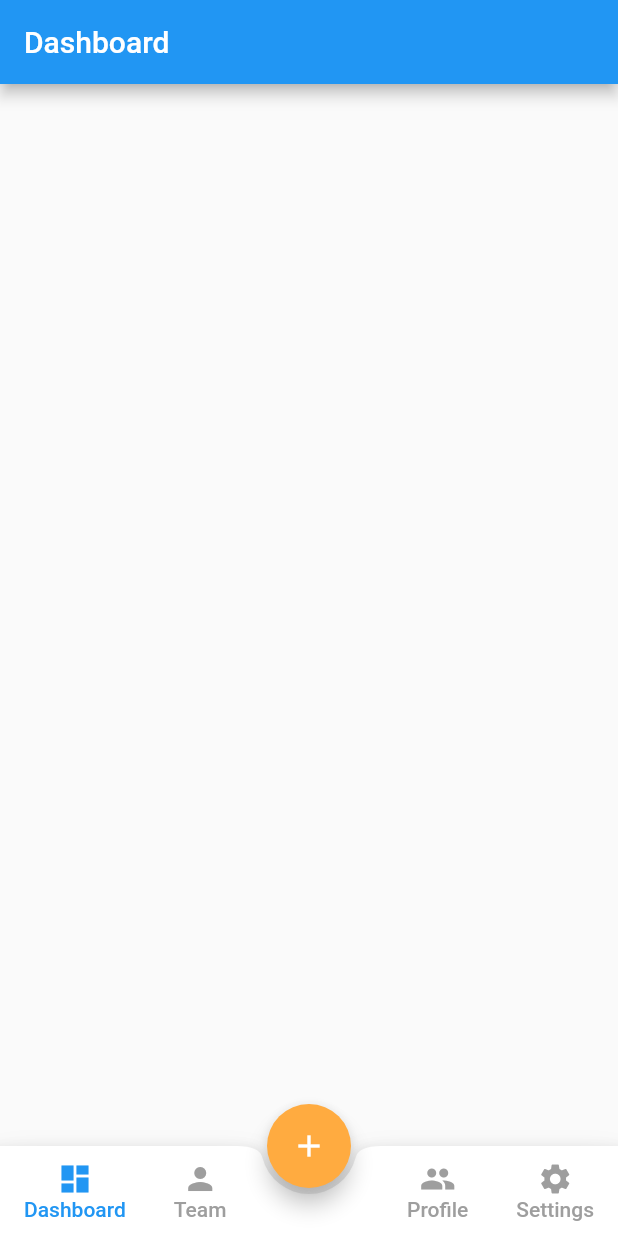
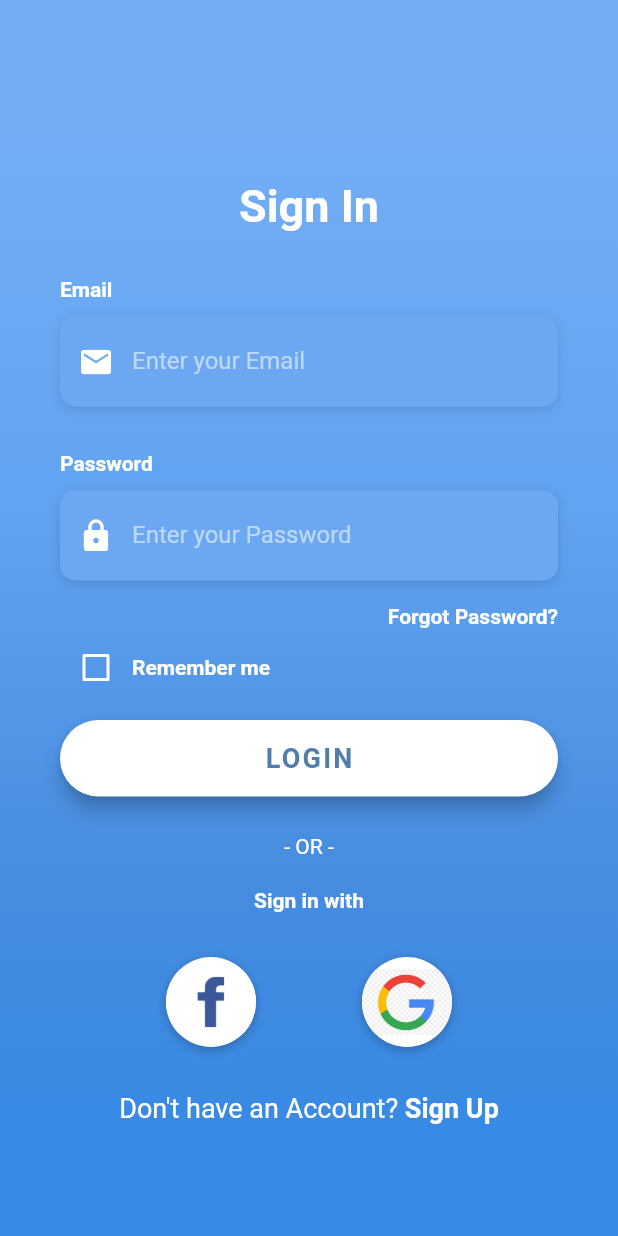
Before and after one commit to rocklyve/FUTracker, a Flutter app: the screen it shows after launch, on a phone screen of 412 x 824 dp. Run offline on Flutter 3.47's test engine with Material 2 defaults, Android fonts, the phone set to English and light mode, and no system bars; our stand-ins replace flutter_bloc, graphql_flutter; Roboto replaces fonts that are missing (OpenSans).

Commit message:
Make clean state

```diff
--- a/futracker/lib/main.dart
+++ b/futracker/lib/main.dart
@@ -1,11 +1,11 @@
-import 'package:FUTracker/ui/home.dart';
 import 'package:flutter/cupertino.dart';
 import 'package:flutter/material.dart';
-//
+import 'package:FUTracker/ui/login/login_screen.dart';
+
 void main() {
   runApp(MyApp());
 }
-//
+
 class MyApp extends StatelessWidget {
   @override
   Widget build(BuildContext context) {
@@ -15,7 +15,7 @@ class MyApp extends StatelessWidget {
         primarySwatch: Colors.blue,
         visualDensity: VisualDensity.adaptivePlatformDensity,
       ),
-          home: Home(),
+      home: LoginScreen(),
     );
   }
 }
--- a/futracker/lib/ui/dashboard.dart
+++ /dev/null
@@ -1,17 +0,0 @@
-import 'package:flutter/material.dart';
-
-class Dashboard extends StatefulWidget {
-  @override
-  _DashboardState createState() => _DashboardState();
-}
-
-class _DashboardState extends State<Dashboard> {
-  @override
-  Widget build(BuildContext context) {
-    return Scaffold(
-      appBar: AppBar(
-        title: Text('Dashboard'),
-      ),
-    );
-  }
-}
--- /dev/null
+++ b/futracker/lib/ui/dashboard/dashboard.dart
@@ -0,0 +1,32 @@
+import 'package:flutter/material.dart';
+import 'package:FUTracker/utilities/constants.dart';
+
+class Dashboard extends StatefulWidget {
+  @override
+  _DashboardState createState() => _DashboardState();
+}
+
+class _DashboardState extends State<Dashboard> {
+  @override
+  Widget build(BuildContext context) {
+    return Scaffold(
+      body: CustomScrollView(
+        slivers: <Widget>[
+          SliverAppBar(
+            title: Text("Dashboard"),
+            automaticallyImplyLeading: false,
+            expandedHeight: 200,
+            actions: <Widget>[Icon(Icons.notifications)],
+            bottom: PreferredSize(
+              preferredSize: Size.fromHeight(150),
+              child: Container(),
+            ),
+            shape: RoundedRectangleBorder(
+                borderRadius:
+                    BorderRadius.vertical(bottom: Radius.circular(50))),
+          )
+        ],
+      ),
+    );
+  }
+}
--- a/futracker/lib/ui/home.dart
+++ b/futracker/lib/ui/home.dart
@@ -1,6 +1,6 @@
 import 'package:flutter/cupertino.dart';
 import 'package:flutter/material.dart';
-import 'package:FUTracker/ui/dashboard.dart';
+import 'package:FUTracker/ui/dashboard/dashboard.dart';
 import 'package:FUTracker/ui/profile.dart';
 import 'package:FUTracker/ui/settings.dart';
 import 'package:FUTracker/ui/team.dart';
@@ -47,7 +47,6 @@ class _HomeState extends State<Home> {
           ],
         ));
   }
-
   MaterialButton _buildTeamTabButton() {
     return MaterialButton(
         minWidth: 40,
@@ -61,7 +60,7 @@ class _HomeState extends State<Home> {
           mainAxisAlignment: MainAxisAlignment.center,
           children: <Widget>[
             Icon(
-              Icons.person,
+              Icons.people,
               color: currentTab == 1 ? Colors.blue : Colors.grey,
             ),
             Text('Team',
@@ -84,7 +83,7 @@ class _HomeState extends State<Home> {
           mainAxisAlignment: MainAxisAlignment.center,
           children: <Widget>[
             Icon(
-              Icons.people,
+              Icons.person,
               color: currentTab == 2 ? Colors.blue : Colors.grey,
             ),
             Text('Profile',
@@ -117,6 +116,7 @@ class _HomeState extends State<Home> {
           ],
         ));
   }
+
   @override
   Widget build(BuildContext context) {
     return Scaffold(
--- /dev/null
+++ b/futracker/lib/ui/login/login_screen.dart
@@ -0,0 +1,316 @@
+import 'package:FUTracker/ui/home.dart';
+import 'package:flutter/material.dart';
+import 'package:flutter/services.dart';
+import 'package:FUTracker/utilities/constants.dart';
+
+class LoginScreen extends StatefulWidget {
+  @override
+  _LoginScreenState createState() => _LoginScreenState();
+}
+
+class _LoginScreenState extends State<LoginScreen> {
+  bool _rememberMe = false;
+
+  Widget _buildEmailTF() {
+    return Column(
+      crossAxisAlignment: CrossAxisAlignment.start,
+      children: <Widget>[
+        Text(
+          'Email',
+          style: kLabelStyle,
+        ),
+        SizedBox(height: 10.0),
+        Container(
+          alignment: Alignment.centerLeft,
+          decoration: kBoxDecorationStyle,
+          height: 60.0,
+          child: TextField(
+            keyboardType: TextInputType.emailAddress,
+            style: TextStyle(
+              color: Colors.white,
+              fontFamily: 'OpenSans',
+            ),
+            decoration: InputDecoration(
+              border: InputBorder.none,
+              contentPadding: EdgeInsets.only(top: 14.0),
+              prefixIcon: Icon(
+                Icons.email,
+                color: Colors.white,
+              ),
+              hintText: 'Enter your Email',
+              hintStyle: kHintTextStyle,
+            ),
+          ),
+        ),
+      ],
+    );
+  }
+
+  Widget _buildPasswordTF() {
+    return Column(
+      crossAxisAlignment: CrossAxisAlignment.start,
+      children: <Widget>[
+        Text(
+          'Password',
+          style: kLabelStyle,
+        ),
+        SizedBox(height: 10.0),
+        Container(
+          alignment: Alignment.centerLeft,
+          decoration: kBoxDecorationStyle,
+          height: 60.0,
+          child: TextField(
+            obscureText: true,
+            style: TextStyle(
+              color: Colors.white,
+              fontFamily: 'OpenSans',
+            ),
+            decoration: InputDecoration(
+              border: InputBorder.none,
+              contentPadding: EdgeInsets.only(top: 14.0),
+              prefixIcon: Icon(
+                Icons.lock,
+                color: Colors.white,
+              ),
+              hintText: 'Enter your Password',
+              hintStyle: kHintTextStyle,
+            ),
+          ),
+        ),
+      ],
+    );
+  }
+
+  Widget _buildForgotPasswordBtn() {
+    return Container(
+      alignment: Alignment.centerRight,
+      child: FlatButton(
+        onPressed: () => print('Forgot Password Button Pressed'),
+        padding: EdgeInsets.only(right: 0.0),
+        child: Text(
+          'Forgot Password?',
+          style: kLabelStyle,
+        ),
+      ),
+    );
+  }
+
+  Widget _buildRememberMeCheckbox() {
+    return Container(
+      height: 20.0,
+      child: Row(
+        children: <Widget>[
+          Theme(
+            data: ThemeData(unselectedWidgetColor: Colors.white),
+            child: Checkbox(
+              value: _rememberMe,
+              checkColor: Colors.green,
+              activeColor: Colors.white,
+              onChanged: (value) {
+                setState(() {
+                  _rememberMe = value;
+                });
+              },
+            ),
+          ),
+          Text(
+            'Remember me',
+            style: kLabelStyle,
+          ),
+        ],
+      ),
+    );
+  }
+
+  Widget _buildLoginBtn() {
+    return Container(
+      padding: EdgeInsets.symmetric(vertical: 25.0),
+      width: double.infinity,
+      child: RaisedButton(
+        elevation: 5.0,
+        onPressed: () {
+          print("login button pressed");
+          Navigator.push(context, MaterialPageRoute(builder: (context) => Home()));
+        },
+        padding: EdgeInsets.all(15.0),
+        shape: RoundedRectangleBorder(
+          borderRadius: BorderRadius.circular(30.0),
+        ),
+        color: Colors.white,
+        child: Text(
+          'LOGIN',
+          style: TextStyle(
+            color: Color(0xFF527DAA),
+            letterSpacing: 1.5,
+            fontSize: 18.0,
+            fontWeight: FontWeight.bold,
+            fontFamily: 'OpenSans',
+          ),
+        ),
+      ),
+    );
+  }
+
+  Widget _buildSignInWithText() {
+    return Column(
+      children: <Widget>[
+        Text(
+          '- OR -',
+          style: TextStyle(
+            color: Colors.white,
+            fontWeight: FontWeight.w400,
+          ),
+        ),
+        SizedBox(height: 20.0),
+        Text(
+          'Sign in with',
+          style: kLabelStyle,
+        ),
+      ],
+    );
+  }
+
+  Widget _buildSocialBtn(Function onTap, AssetImage logo) {
+    return GestureDetector(
+      onTap: onTap,
+      child: Container(
+        height: 60.0,
+        width: 60.0,
+        decoration: BoxDecoration(
+          shape: BoxShape.circle,
+          color: Colors.white,
+          boxShadow: [
+            BoxShadow(
+              color: Colors.black26,
+              offset: Offset(0, 2),
+              blurRadius: 6.0,
+            ),
+          ],
+          image: DecorationImage(
+            image: logo,
+          ),
+        ),
+      ),
+    );
+  }
+
+  Widget _buildSocialBtnRow() {
+    return Padding(
+      padding: EdgeInsets.symmetric(vertical: 30.0),
+      child: Row(
+        mainAxisAlignment: MainAxisAlignment.spaceEvenly,
+        children: <Widget>[
+          _buildSocialBtn(
+            () => print('Login with Facebook'),
+            AssetImage(
+              'assets/logos/facebook.jpg',
+            ),
+          ),
+          _buildSocialBtn(
+            () => print('Login with Google'),
+            AssetImage(
+              'assets/logos/google.jpg',
+            ),
+          ),
+        ],
+      ),
+    );
+  }
+
+  Widget _buildSignupBtn() {
+    return GestureDetector(
+      onTap: () => print('Sign Up Button Pressed'),
+      child: RichText(
+        text: TextSpan(
+          children: [
+            TextSpan(
+              text: 'Don\'t have an Account? ',
+              style: TextStyle(
+                color: Colors.white,
+                fontSize: 18.0,
+                fontWeight: FontWeight.w400,
+              ),
+            ),
+            TextSpan(
+              text: 'Sign Up',
+              style: TextStyle(
+                color: Colors.white,
+                fontSize: 18.0,
+                fontWeight: FontWeight.bold,
+              ),
+            ),
+          ],
+        ),
+      ),
+    );
+  }
+
+  @override
+  Widget build(BuildContext context) {
+    return Scaffold(
+      body: AnnotatedRegion<SystemUiOverlayStyle>(
+        value: SystemUiOverlayStyle.light,
+        child: GestureDetector(
+          onTap: () => FocusScope.of(context).unfocus(),
+          child: Stack(
+            children: <Widget>[
+              Container(
+                height: double.infinity,
+                width: double.infinity,
+                decoration: BoxDecoration(
+                  gradient: LinearGradient(
+                    begin: Alignment.topCenter,
+                    end: Alignment.bottomCenter,
+                    colors: [
+                      Color(0xFF73AEF5),
+                      Color(0xFF61A4F1),
+                      Color(0xFF478DE0),
+                      Color(0xFF398AE5),
+                    ],
+                    stops: [0.1, 0.4, 0.7, 0.9],
+                  ),
+                ),
+              ),
+              Container(
+                height: double.infinity,
+                child: SingleChildScrollView(
+                  physics: AlwaysScrollableScrollPhysics(),
+                  padding: EdgeInsets.symmetric(
+                    horizontal: 40.0,
+                    vertical: 120.0,
+                  ),
+                  child: Column(
+                    mainAxisAlignment: MainAxisAlignment.center,
+                    children: <Widget>[
+                      Text(
+                        'Sign In',
+                        style: TextStyle(
+                          color: Colors.white,
+                          fontFamily: 'OpenSans',
+                          fontSize: 30.0,
+                          fontWeight: FontWeight.bold,
+                        ),
+                      ),
+                      SizedBox(height: 30.0),
+                      _buildEmailTF(),
+                      SizedBox(
+                        height: 30.0,
+                      ),
+                      _buildPasswordTF(),
+                      _buildForgotPasswordBtn(),
+                      _buildRememberMeCheckbox(),
+                      _buildLoginBtn(),
+                      _buildSignInWithText(),
+                      _buildSocialBtnRow(),
+                      _buildSignupBtn(),
+                    ],
+                  ),
+                ),
+              )
+            ],
+          ),
+        ),
+      ),
+    );
+  }
+}
--- a/futracker/lib/ui/profile.dart
+++ b/futracker/lib/ui/profile.dart
@@ -11,6 +11,7 @@ class _ProfileState extends State<Profile> {
     return Scaffold(
       appBar: AppBar(
         title: Text('Profile'),
+        automaticallyImplyLeading: false,
       ),
     );
   }
--- a/futracker/lib/ui/settings.dart
+++ b/futracker/lib/ui/settings.dart
@@ -11,6 +11,7 @@ class _SettingsState extends State<Settings> {
     return Scaffold(
       appBar: AppBar(
         title: Text('Settings'),
+        automaticallyImplyLeading: false,
       ),
     );
   }
--- a/futracker/lib/ui/team.dart
+++ b/futracker/lib/ui/team.dart
@@ -1,4 +1,6 @@
+import 'package:FUTracker/utilities/constants.dart';
 import 'package:flutter/material.dart';
+import 'package:flutter_bloc/flutter_bloc.dart';
 
 class Team extends StatefulWidget {
   @override
@@ -7,10 +9,17 @@ class Team extends StatefulWidget {
 
 class _TeamState extends State<Team> {
   @override
+  void didUpdateWidget(Team oldWidget) {
+    super.didUpdateWidget(oldWidget);
+  }
+
+  @override
   Widget build(BuildContext context) {
     return Scaffold(
       appBar: AppBar(
         title: Text('Team'),
+        // elevation: 0.0, // no shadow
+        automaticallyImplyLeading: false,
       ),
     );
   }
--- /dev/null
+++ b/futracker/lib/uicomponents/message.dart
@@ -0,0 +1,16 @@
+import 'package:flutter/material.dart';
+
+class Message extends StatelessWidget {
+  final String message;
+
+  Message({this.message});
+
+  @override
+  Widget build(BuildContext context) {
+    return Expanded(
+      child: Center(
+        child: Text(message, textAlign: TextAlign.center,),
+      ),
+    );
+  }
+}
--- a/futracker/lib/utilities/constants.dart
+++ b/futracker/lib/utilities/constants.dart
@@ -22,3 +22,5 @@ final kBoxDecorationStyle = BoxDecoration(
     ),
   ],
 );
+
+final appBarTextStyle = TextStyle(color: Colors.black, fontSize: 24.0);
--- a/futracker/pubspec.yaml
+++ b/futracker/pubspec.yaml
@@ -28,6 +28,7 @@ dependencies:
   equatable: ^1.1.0
   meta: ^1.1.6
   intl: ^0.16.1
+  http: ^0.12.0+1
   charts_flutter: ^0.9.0
   flutter_secure_storage: ^3.3.3
 
@@ -55,6 +56,7 @@ flutter:
   assets:
     - assets/logos/
     - assets/images/
+    - assets/images/flags/
 
   # An image asset can refer to one or more resolution-specific "variants", see
   # https://flutter.dev/assets-and-images/#resolution-aware.
```
Also changed, not shown: futracker/lib/uicomponents/dashboard/box_element.dart (added). Lines whose indentation alone changed are shown as unchanged.
